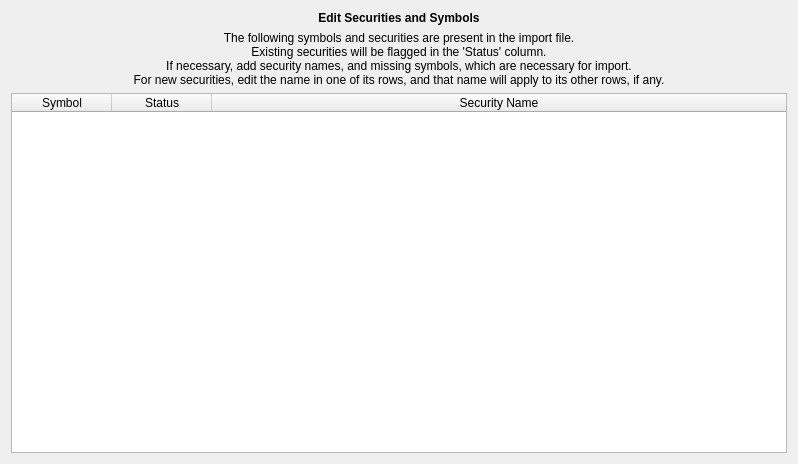
Qt form kmymoney/plugins/csvimport/symboltabledlg.ui (KDE/kmymoney) before a commit.
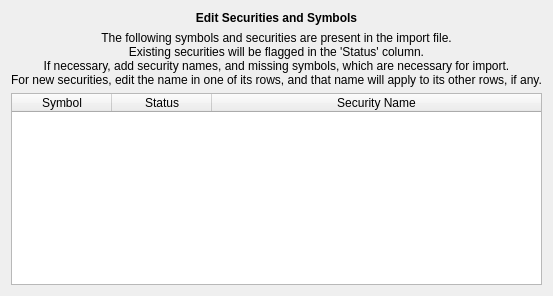
The same form after that commit.

Diff of the .ui file:
```diff
--- a/kmymoney/plugins/csvimport/symboltabledlg.ui
+++ b/kmymoney/plugins/csvimport/symboltabledlg.ui
@@ -2,14 +2,6 @@
 <ui version="4.0">
  <class>SymbolTableDlgDecl</class>
  <widget class="QWidget" name="SymbolTableDlgDecl">
-  <property name="geometry">
-   <rect>
-    <x>0</x>
-    <y>0</y>
-    <width>798</width>
-    <height>464</height>
-   </rect>
-  </property>
   <property name="minimumSize">
    <size>
     <width>0</width>
@@ -47,22 +39,13 @@
      <property name="alignment">
       <set>Qt::AlignCenter</set>
      </property>
+     <property name="wordWrap">
+      <bool>true</bool>
+     </property>
     </widget>
    </item>
    <item>
     <widget class="QTableWidget" name="tableWidget">
-     <property name="minimumSize">
-      <size>
-       <width>720</width>
-       <height>120</height>
-      </size>
-     </property>
-     <property name="maximumSize">
-      <size>
-       <width>16777215</width>
-       <height>16777215</height>
-      </size>
-     </property>
      <property name="font">
       <font/>
      </property>
```
